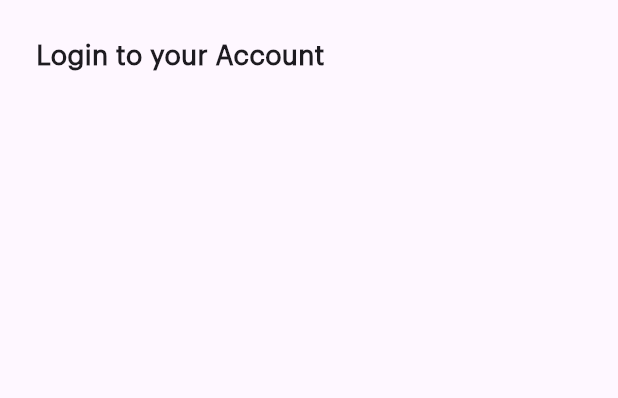
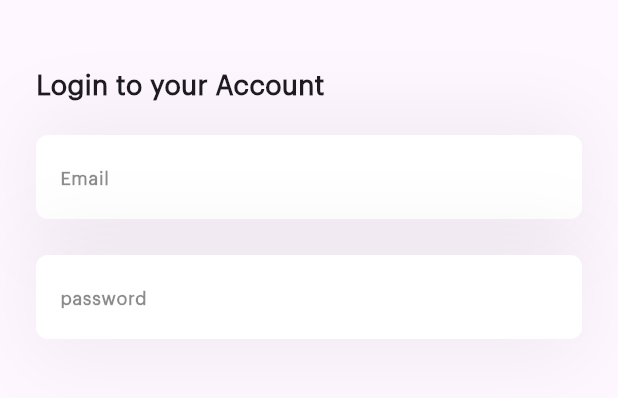
Before and after one commit to MohamedQaid/ui_flutter_app, a Flutter app: the screen it shows after launch, on a phone screen of 412 x 824 dp, the part 255-653 px from its top. Run offline on Flutter 3.47's test engine with Material 3 defaults, Android fonts, the phone set to English and light mode, and no system bars.

Commit message:
add custom text field ui1

```diff
--- a/lib/ui_1_login_and_splash/views/login_page_ui1.dart
+++ b/lib/ui_1_login_and_splash/views/login_page_ui1.dart
@@ -1,5 +1,6 @@
 import 'package:flutter/material.dart';
 
+import 'widgets/w_custom_text_field.dart';
 import 'widgets/w_custom_title.dart';
 
 class LoginPageUi1 extends StatelessWidget {
@@ -24,10 +25,19 @@ class LoginPageUi1 extends StatelessWidget {
                       image: AssetImage('asset/images/logoCoding.png'))),
             ),
             const SizedBox(
-              height: 24,
+              height: 36,
             ),
             const CustomTitle(
               title: 'Login to your Account',
+            ),
+            const CustomTextField(
+              hint: 'Email',
+            ),
+            const CustomTextField(
+              hint: 'password',
+            ),
+            const SizedBox(
+              height: 30,
             ),
           ],
         ),
--- /dev/null
+++ b/lib/ui_1_login_and_splash/views/widgets/w_custom_text_field.dart
@@ -0,0 +1,36 @@
+import 'package:flutter/material.dart';
+
+class CustomTextField extends StatelessWidget {
+  const CustomTextField({
+    super.key,
+    required this.hint,
+  });
+  final String hint;
+  @override
+  Widget build(BuildContext context) {
+    return Container(
+      padding: const EdgeInsetsDirectional.symmetric(vertical: 12.0),
+      decoration: BoxDecoration(boxShadow: [
+        BoxShadow(
+          color: Colors.black.withOpacity(0.05),
+          blurRadius: 44,
+          spreadRadius: 1,
+        )
+      ]),
+      child: TextField(
+        decoration: InputDecoration(
+            hintText: hint,
+            hintStyle: const TextStyle(
+                color: Colors.black45,
+                fontWeight: FontWeight.w700,
+                fontSize: 12,
+                fontFamily: 'GraphikArabic'),
+            fillColor: Colors.white,
+            filled: true,
+            border: OutlineInputBorder(
+                borderSide: BorderSide.none,
+                borderRadius: BorderRadius.circular(8))),
+      ),
+    );
+  }
+}
--- a/lib/ui_1_login_and_splash/views/widgets/w_custom_title.dart
+++ b/lib/ui_1_login_and_splash/views/widgets/w_custom_title.dart
@@ -8,7 +8,9 @@ class CustomTitle extends StatelessWidget {
   final String title;
   @override
   Widget build(BuildContext context) {
-    return Align(
+    return Padding(
+      padding: const EdgeInsets.symmetric(vertical: 8.0),
+      child: Align(
         alignment: Alignment.topLeft,
         child: Text(
           title,
@@ -17,6 +19,7 @@ class CustomTitle extends StatelessWidget {
               fontSize: 18,
               fontFamily: 'GraphikArabic'),
         ),
+      ),
     );
   }
 }
```
Lines whose indentation alone changed are shown as unchanged.
